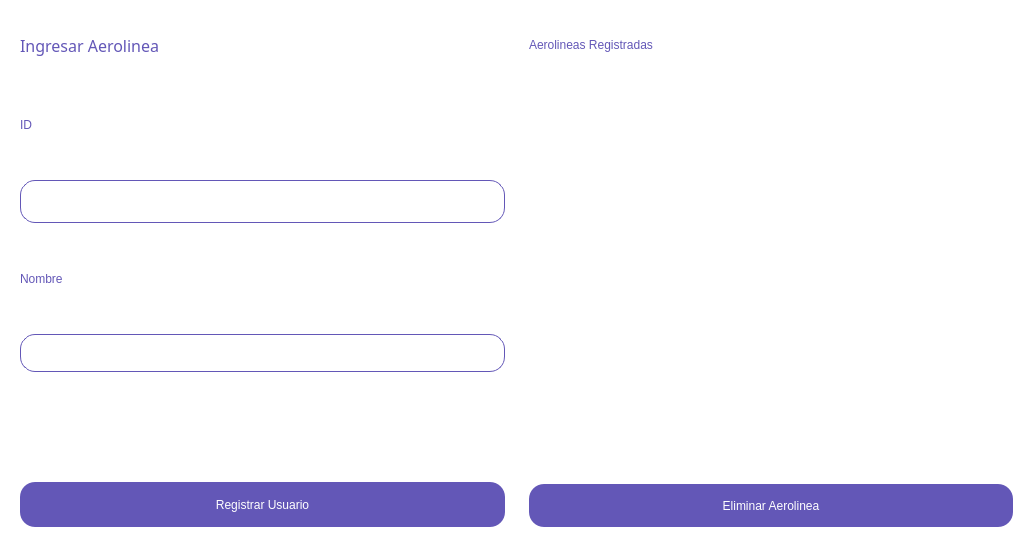
difer19/Gestor-de-Hangares, file GUI/Resources/UI/AerolineaRegister.ui: the form before one commit.
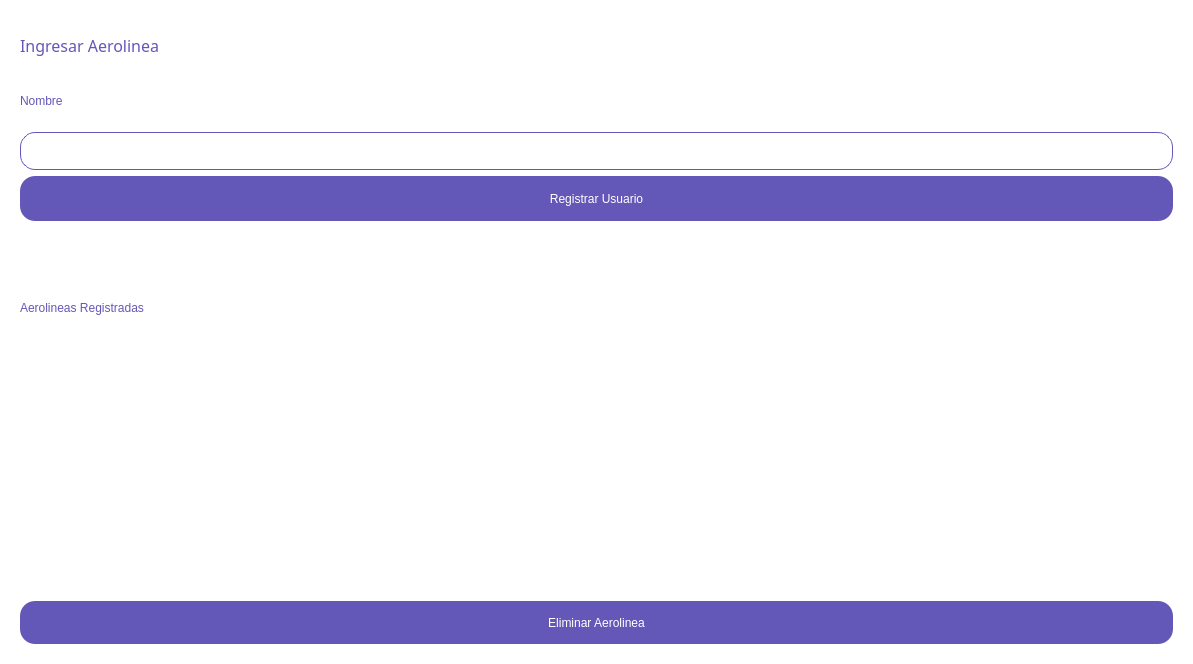
The form after the commit.

Commit message: AerolinaRegister Completed

Patch:
```diff
--- a/GUI/Resources/UI/AerolineaRegister.ui
+++ b/GUI/Resources/UI/AerolineaRegister.ui
@@ -6,8 +6,8 @@
    <rect>
     <x>0</x>
     <y>0</y>
-    <width>1033</width>
-    <height>547</height>
+    <width>1193</width>
+    <height>664</height>
    </rect>
   </property>
   <property name="windowTitle">
@@ -105,25 +105,20 @@
         </property>
        </widget>
       </item>
-      <item>
-       <widget class="QLabel" name="label_2">
-        <property name="text">
-         <string>ID</string>
-        </property>
-       </widget>
-      </item>
-      <item>
-       <widget class="QLineEdit" name="lineEdit">
-        <property name="minimumSize">
-         <size>
-          <width>0</width>
-          <height>43</height>
-         </size>
-        </property>
-       </widget>
-      </item>
       <item>
        <widget class="QLabel" name="label_4">
+        <property name="minimumSize">
+         <size>
+          <width>0</width>
+          <height>20</height>
+         </size>
+        </property>
+        <property name="maximumSize">
+         <size>
+          <width>16777215</width>
+          <height>50</height>
+         </size>
+        </property>
         <property name="text">
          <string>Nombre</string>
         </property>
@@ -132,16 +127,13 @@
       <item>
        <widget class="QLineEdit" name="lineEdit_2">
         <property name="echoMode">
-         <enum>QLineEdit::Password</enum>
+         <enum>QLineEdit::Normal</enum>
         </property>
         <property name="clearButtonEnabled">
          <bool>true</bool>
         </property>
        </widget>
       </item>
-      <item>
-       <widget class="QWidget" name="widget_3" native="true"/>
-      </item>
       <item>
        <widget class="QPushButton" name="pushButton">
         <property name="minimumSize">
@@ -155,18 +147,16 @@
         </property>
        </widget>
       </item>
-     </layout>
-    </widget>
-   </item>
-   <item>
-    <widget class="QWidget" name="widget_2" native="true">
-     <property name="minimumSize">
-      <size>
-       <width>465</width>
-       <height>0</height>
-      </size>
-     </property>
-     <layout class="QVBoxLayout" name="verticalLayout_2">
+      <item>
+       <widget class="QWidget" name="widget_2" native="true">
+        <property name="maximumSize">
+         <size>
+          <width>16777215</width>
+          <height>50</height>
+         </size>
+        </property>
+       </widget>
+      </item>
       <item>
        <widget class="QLabel" name="label_6">
         <property name="minimumSize">
```
The commit also changes 10 other files.
